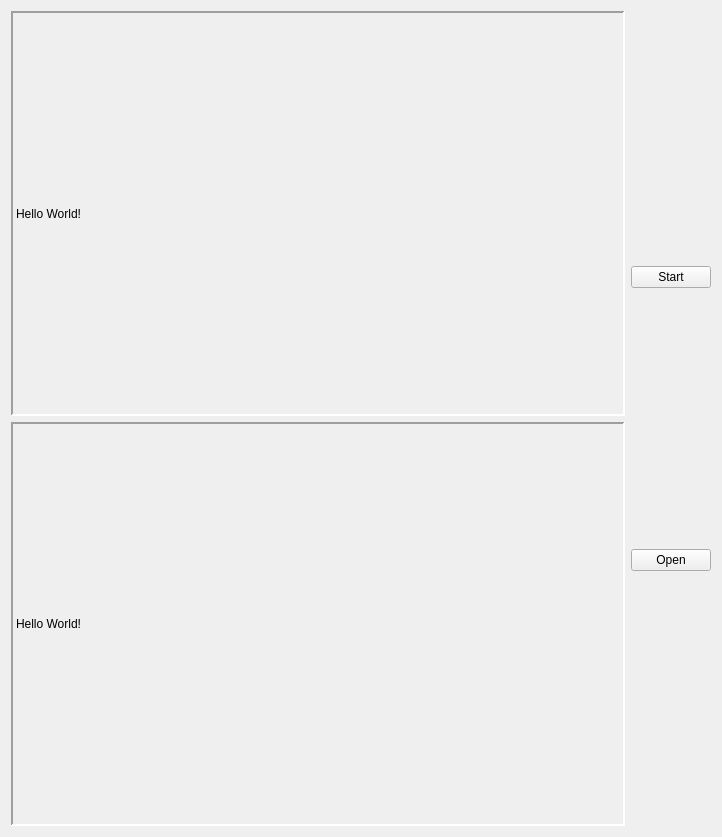
mdqyy/KLT_features, file main_widget.ui: the form before one commit.
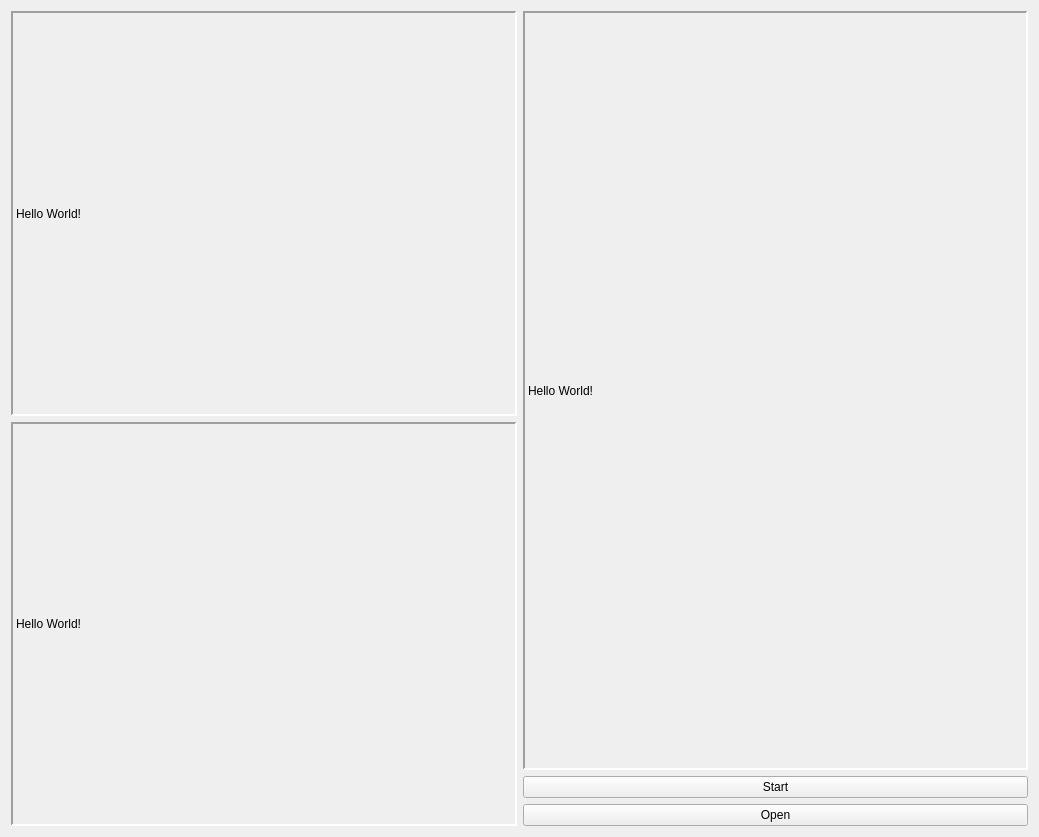
The form after the commit. Icons and pictures are not drawn.

The edit to the form file:
```diff
--- a/main_widget.ui
+++ b/main_widget.ui
@@ -6,7 +6,7 @@
    <rect>
     <x>0</x>
     <y>0</y>
-    <width>722</width>
+    <width>1039</width>
     <height>837</height>
    </rect>
   </property>
@@ -124,11 +124,48 @@
    </item>
    <item>
     <layout class="QVBoxLayout" name="verticalLayout">
-     <property name="sizeConstraint">
-      <enum>QLayout::SetDefaultConstraint</enum>
-     </property>
+     <item>
+      <widget class="QLabel" name="m_main_label_3">
+       <property name="sizePolicy">
+        <sizepolicy hsizetype="Expanding" vsizetype="Expanding">
+         <horstretch>0</horstretch>
+         <verstretch>0</verstretch>
+        </sizepolicy>
+       </property>
+       <property name="minimumSize">
+        <size>
+         <width>400</width>
+         <height>300</height>
+        </size>
+       </property>
+       <property name="sizeIncrement">
+        <size>
+         <width>4</width>
+         <height>3</height>
+        </size>
+       </property>
+       <property name="frameShape">
+        <enum>QFrame::Panel</enum>
+       </property>
+       <property name="frameShadow">
+        <enum>QFrame::Sunken</enum>
+       </property>
+       <property name="lineWidth">
+        <number>2</number>
+       </property>
+       <property name="text">
+        <string>Hello World!</string>
+       </property>
+      </widget>
+     </item>
      <item>
       <widget class="QPushButton" name="m_button_start">
+       <property name="sizePolicy">
+        <sizepolicy hsizetype="Expanding" vsizetype="Preferred">
+         <horstretch>0</horstretch>
+         <verstretch>0</verstretch>
+        </sizepolicy>
+       </property>
        <property name="text">
         <string>Start</string>
        </property>
@@ -136,6 +173,12 @@
      </item>
      <item>
       <widget class="QPushButton" name="m_button_open">
+       <property name="sizePolicy">
+        <sizepolicy hsizetype="Expanding" vsizetype="Preferred">
+         <horstretch>0</horstretch>
+         <verstretch>0</verstretch>
+        </sizepolicy>
+       </property>
        <property name="text">
         <string>Open</string>
        </property>
```
Left out of the diff: 2 changed lines with no effect on the pictures.
